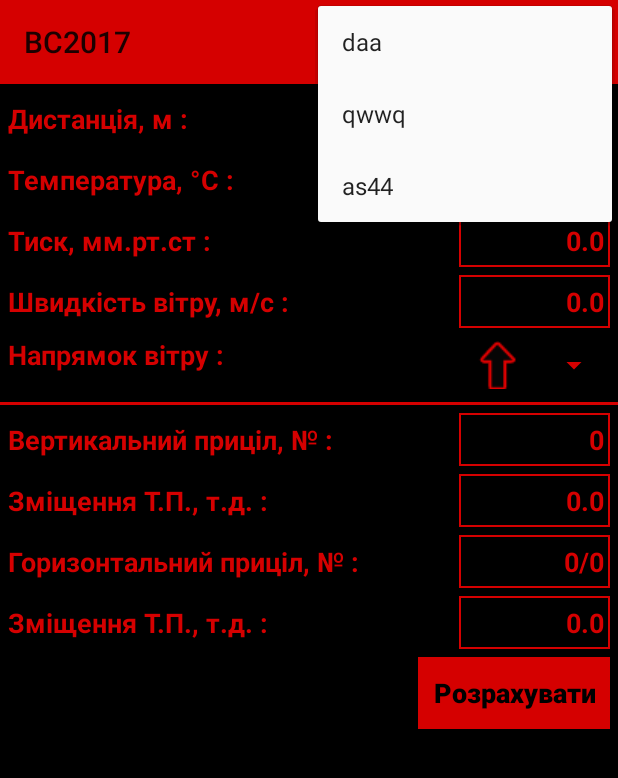
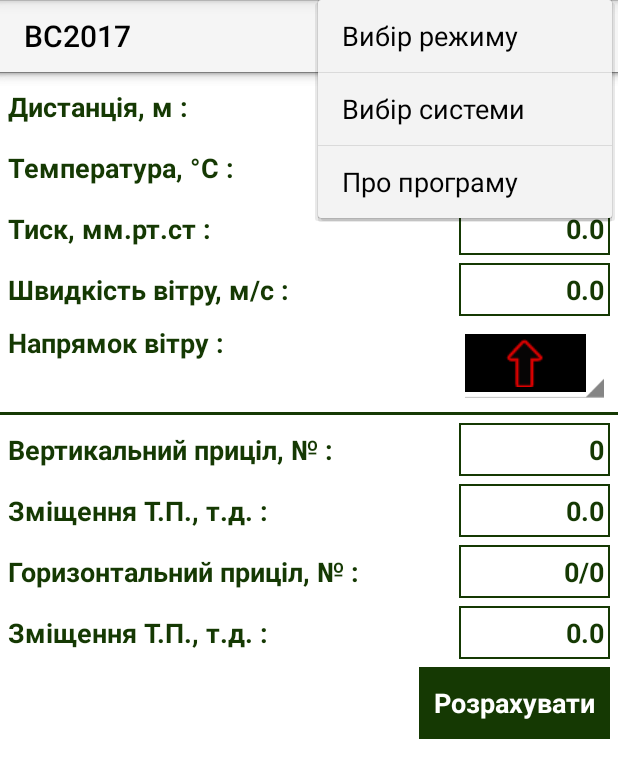
Before and after one commit to mykola-kurylets/BC2017, an Android app: the screen it shows after launch (MainActivity), with the options menu open, on a phone screen of 412 x 824 dp. Shown: the top 778 px of the screen. Run offline under Robolectric (Android 15) with nearby library versions, the phone set to English and light mode, and no system bars; 4 statements that could not run were skipped.

Commit message:
Виклик меню

```diff
--- /dev/null
+++ b/app/src/main/java/GUIManager/CalculatorMenu.java
@@ -0,0 +1,84 @@
+package GUIManager;
+
+import android.app.Fragment;
+import android.support.v4.app.FragmentActivity;
+import android.support.v4.app.FragmentManager;
+import android.view.Menu;
+import android.view.MenuItem;
+
+import com.kurylets.mykola.bc2017.R;
+
+import GUIManager.Dialog.SelectModeDialog;
+
+/**
+ * Created by samsung on 27.05.2016.
+ */
+public class CalculatorMenu extends FragmentActivity {
+    public CalculatorMenu()
+    {
+        m_SelectModeId = 0;
+        m_SelectSystemId = 1;
+        m_SelectAboutId = 2;
+
+        m_Gui = null;
+        m_MenuLstnr = null;
+    }
+
+    public CalculatorMenu(GUIManager guiMng, IMenuListener mnListn)
+    {
+        this();
+        m_Gui = guiMng;
+        m_MenuLstnr = mnListn;
+    }
+
+
+
+    public boolean OnCreateMenu(Menu menu)
+    {
+        menu.add(0, m_SelectModeId, 0, R.string.select_mode_text);
+        menu.add(0,m_SelectSystemId, 1, R.string.select_system_text);
+        menu.add(0,m_SelectAboutId, 2, R.string.select_about_text);
+        return true;
+    }
+
+    public boolean OnSelectItem(MenuItem item)
+    {
+        if(m_MenuLstnr == null)
+            return false;
+        int id = item.getItemId();
+
+        if (id == m_SelectModeId) {
+            m_MenuLstnr.ExecudeModeItem();
+
+            return true;
+        }
+
+        if (id == m_SelectSystemId) {
+            m_MenuLstnr.ExecudeSystemItem();
+            return true;
+        }
+
+        if (id == m_SelectAboutId) {
+            m_MenuLstnr.ExecudeAboutItem();
+            return true;
+        }
+
+        return  false;
+    }
+
+
+
+    public interface IMenuListener
+    {
+        void ExecudeModeItem();
+        void ExecudeSystemItem();
+        void ExecudeAboutItem();
+    }
+
+    private int m_SelectModeId;
+    private int m_SelectSystemId;
+    private int m_SelectAboutId;
+
+    private GUIManager m_Gui;
+    private  IMenuListener m_MenuLstnr;
+}
--- /dev/null
+++ b/app/src/main/java/GUIManager/Dialog/SelectModeDialog.java
@@ -0,0 +1,51 @@
+package GUIManager.Dialog;
+
+import android.app.AlertDialog;
+import android.app.Dialog;
+import android.app.DialogFragment;
+import android.content.DialogInterface;
+import android.os.Bundle;
+
+import com.kurylets.mykola.bc2017.R;
+
+/**
+ * Created by samsung on 27.05.2016.
+ */
+public class SelectModeDialog extends DialogFragment  {
+
+    public SelectModeDialog() {
+        // Empty constructor required for DialogFragment
+    }
+
+//    public static SelectModeDialog newInstance(String title) {
+//        SelectModeDialog frag = new SelectModeDialog();
+//        Bundle args = new Bundle();
+//        args.putString("title", title);
+//        frag.setArguments(args);
+//        return frag;
+//    }
+
+    @Override
+    public Dialog onCreateDialog(Bundle savedInstanceState) {
+        String title = getArguments().getString("title");
+        AlertDialog.Builder alertDialogBuilder = new AlertDialog.Builder(getActivity());
+        alertDialogBuilder.setTitle(title);
+        alertDialogBuilder.setMessage("Are you sure?");
+        alertDialogBuilder.setPositiveButton("OK",  new DialogInterface.OnClickListener() {
+            @Override
+            public void onClick(DialogInterface dialog, int which) {
+                // on success
+            }
+        });
+        alertDialogBuilder.setNegativeButton("Cancel", new DialogInterface.OnClickListener() {
+            @Override
+            public void onClick(DialogInterface dialog, int which) {
+                dialog.dismiss();
+            }
+        });
+
+        return alertDialogBuilder.create();
+    }
+
+
+}
--- a/app/src/main/java/GUIManager/Fragment/WindDirectionAdapter.java
+++ b/app/src/main/java/GUIManager/Fragment/WindDirectionAdapter.java
@@ -6,10 +6,10 @@ import android.view.View;
 import android.view.ViewGroup;
 import android.widget.BaseAdapter;
 import android.widget.ImageView;
-import android.widget.TextView;
 
 import com.kurylets.mykola.bc2017.R;
-import com.kurylets.mykola.bcmodule.WindDirections;
+
+import GUIManager.GUIManager;
 
 /**
  * Created by samsung on 25.05.2016.
@@ -53,4 +53,5 @@ public class WindDirectionAdapter extends BaseAdapter
     private Context context;
     private int direction[];
     private LayoutInflater inflater;
+
 }
--- a/app/src/main/java/GUIManager/GUIManager.java
+++ b/app/src/main/java/GUIManager/GUIManager.java
@@ -3,12 +3,16 @@ package GUIManager;
 import android.app.FragmentManager;
 import android.app.FragmentTransaction;
 
+import android.view.Menu;
+
 import com.kurylets.mykola.bcmodule.InputData;
 import com.kurylets.mykola.bcmodule.OutputData;
 
 import Application.Application;
+import GUIManager.Dialog.SelectModeDialog;
 import GUIManager.Fragment.CalculationFragment;
 import GUIManager.Fragment.CalculationFragment.ICalculationFragmentListener;
+import GUIManager.Fragment.WindDirectionAdapter;
 
 /**
  * Created by Mykola on 17.05.2016.
@@ -18,19 +22,59 @@ public class GUIManager
     public GUIManager(Application app)
     {
         m_App = app;
+        m_CalcMenu = new CalculatorMenu(this, new MenuListener());
         m_CalcFragment = new CalculationFragment(new CalculationFragmentListener() );
+
     }
 
 
+
+
+    public CalculatorMenu GetMenu()
+    {
+        return m_CalcMenu;
+    }
+
     class CalculationFragmentListener implements ICalculationFragmentListener
     {
-         public boolean OnCalculate(InputData InD, OutputData OutD)
+
+        public boolean OnCalculate(InputData InD, OutputData OutD)
          {
             return m_App.Calculate(InD, OutD );
          }
     }
 
-    // установка фрагменту
+    class MenuListener implements CalculatorMenu.IMenuListener
+    {
+        @Override
+        public void ExecudeModeItem()
+        {
+
+        }
+
+        @Override
+        public void ExecudeSystemItem()
+        {
+
+        }
+
+        @Override
+        public void ExecudeAboutItem()
+        {
+
+        }
+
+    }
+
+
+
+    public boolean CreateMenu(Menu menu)
+    {
+
+        return true;
+    }
+
+//     установка фрагменту
     public void SetFragment(FragmentManager fragM, int resId)
     {
         FragmentTransaction fragT = fragM.beginTransaction();
@@ -40,4 +84,5 @@ public class GUIManager
 
     private Application m_App;
     private CalculationFragment m_CalcFragment;
+    private CalculatorMenu m_CalcMenu;
 }
--- a/app/src/main/java/com/kurylets/mykola/bc2017/MainActivity.java
+++ b/app/src/main/java/com/kurylets/mykola/bc2017/MainActivity.java
@@ -1,9 +1,11 @@
 package com.kurylets.mykola.bc2017;
 
 
+import android.app.FragmentTransaction;
 import android.content.res.Resources;
 import android.net.Uri;
 import android.os.Bundle;
+import android.support.v4.app.FragmentManager;
 import android.support.v7.app.AppCompatActivity;
 import android.view.Menu;
 import android.view.MenuItem;
@@ -15,6 +17,7 @@ import com.kurylets.mykola.bcmodule.OutputData;
 import com.kurylets.mykola.bcmodule.WindDirections;
 
 import Application.Application;
+import GUIManager.Dialog.SelectModeDialog;
 
 
 public class MainActivity extends AppCompatActivity {
@@ -24,13 +27,14 @@ public class MainActivity extends AppCompatActivity {
     @Override
     protected void onCreate(Bundle savedInstanceState) {
         super.onCreate(savedInstanceState);
-        setTheme(R.style.Theme_Night_Mode);
+        setTheme(R.style.Theme_Day_Mode);
         setContentView(R.layout.activity_main);
 
 
         m_App = new Application(this);
         m_App.SetFragment(getFragmentManager(), R.id.main_container);
 
+        showEditDialog();
         // задання фрагрменту у головну активність
         // main_container - ідентифікатор activity_main.xml
         // android:id="@+id/main_container">
@@ -53,18 +57,25 @@ public class MainActivity extends AppCompatActivity {
 
     }
 
+    private void showEditDialog() {
+
+        SelectModeDialog editNameDialogFragment = new SelectModeDialog();
+        editNameDialogFragment.show(getFragmentManager(), "fragment_edit_name");
+    }
+
     @Override
-    public boolean onCreateOptionsMenu(Menu menu) {
-        menu.add("daa");
-        menu.add("qwwq");
-        menu.add("as44");
+    public boolean onCreateOptionsMenu(Menu menu)
+    {
         super.onCreateOptionsMenu(menu);
+        m_App.GetGUIManager().GetMenu().OnCreateMenu(menu);
 
         return true;
     }
 
     @Override
-    public boolean onOptionsItemSelected(MenuItem item) {
+    public boolean onOptionsItemSelected(MenuItem item)
+    {
+        m_App.GetGUIManager().GetMenu(). OnSelectItem(item);
         return super.onOptionsItemSelected(item);
 
     }
--- a/app/src/main/res/layout/spinner_item.xml
+++ b/app/src/main/res/layout/spinner_item.xml
@@ -1,6 +1,8 @@
 <?xml version="1.0" encoding="utf-8"?>
 <LinearLayout xmlns:android="http://schemas.android.com/apk/res/android"
-    android:orientation="vertical" android:layout_width="match_parent"
+    android:orientation="vertical"
+    android:background="@color/black"
+    android:layout_width="match_parent"
     android:layout_height="wrap_content">
 
     <ImageView
--- a/app/src/main/res/values/strings.xml
+++ b/app/src/main/res/values/strings.xml
@@ -14,5 +14,7 @@
     <string name="zero_value_integer">0</string>
     <string name="zero_value_string">0/0</string>
     <string name="calculate">Розрахувати</string>
-
+    <string name="select_mode_text">Вибір режиму</string>
+    <string name="select_system_text">Вибір системи</string>
+    <string name="select_about_text">Про програму</string>
 </resources>
--- a/app/src/main/res/values/theme.xml
+++ b/app/src/main/res/values/theme.xml
@@ -2,6 +2,8 @@
 <resources xmlns:android="http://schemas.android.com/apk/res/android">
 
     <style name="Theme.Day_Mode" parent="AppTheme">
+        <item name="android:itemBackground">@color/colorDayMode</item>
+        <item name="android:textColorPrimary">@color/white</item>
         <item name="colorPrimary">@color/colorDayMode</item>
         <item name="colorAccent">@color/colorDayMode</item>
         <item name="colorControlNormal">@color/colorDayMode</item>
@@ -14,6 +16,8 @@
     </style>
 
     <style name="Theme.Night_Mode" parent="AppTheme">
+
+        <item name="android:textColorPrimary">@color/black</item>
         <item name="colorPrimary">@color/colorNightMode</item>
         <item name="colorAccent">@color/colorNightMode</item>
         <item name="colorControlNormal">@color/colorNightMode</item>
```
Also changed, not shown: app/src/main/res/values/styles.xml (+3 -8 lines).
